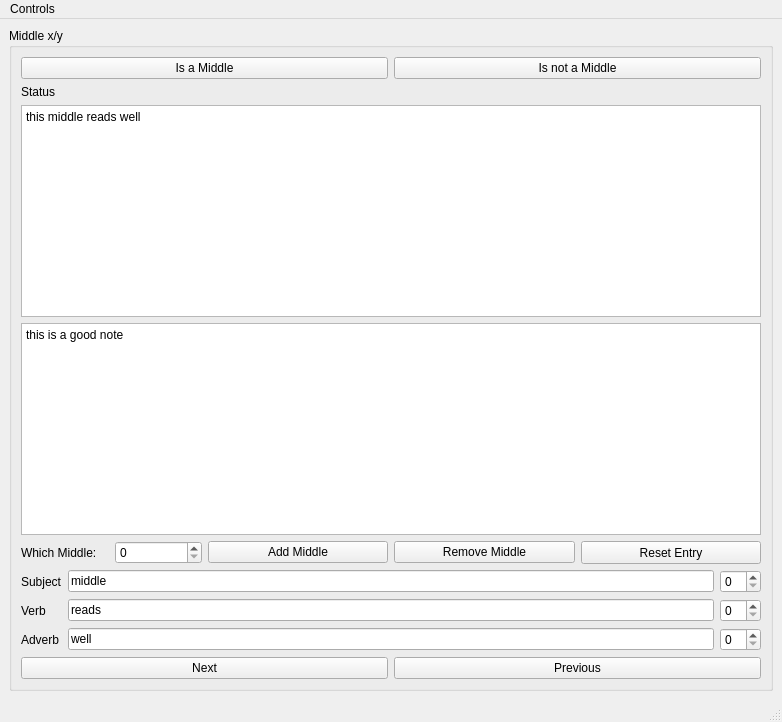
Before: the Qt Designer form middles_main.ui in beaudrychase/middles_editor, drawn with Qt 5.
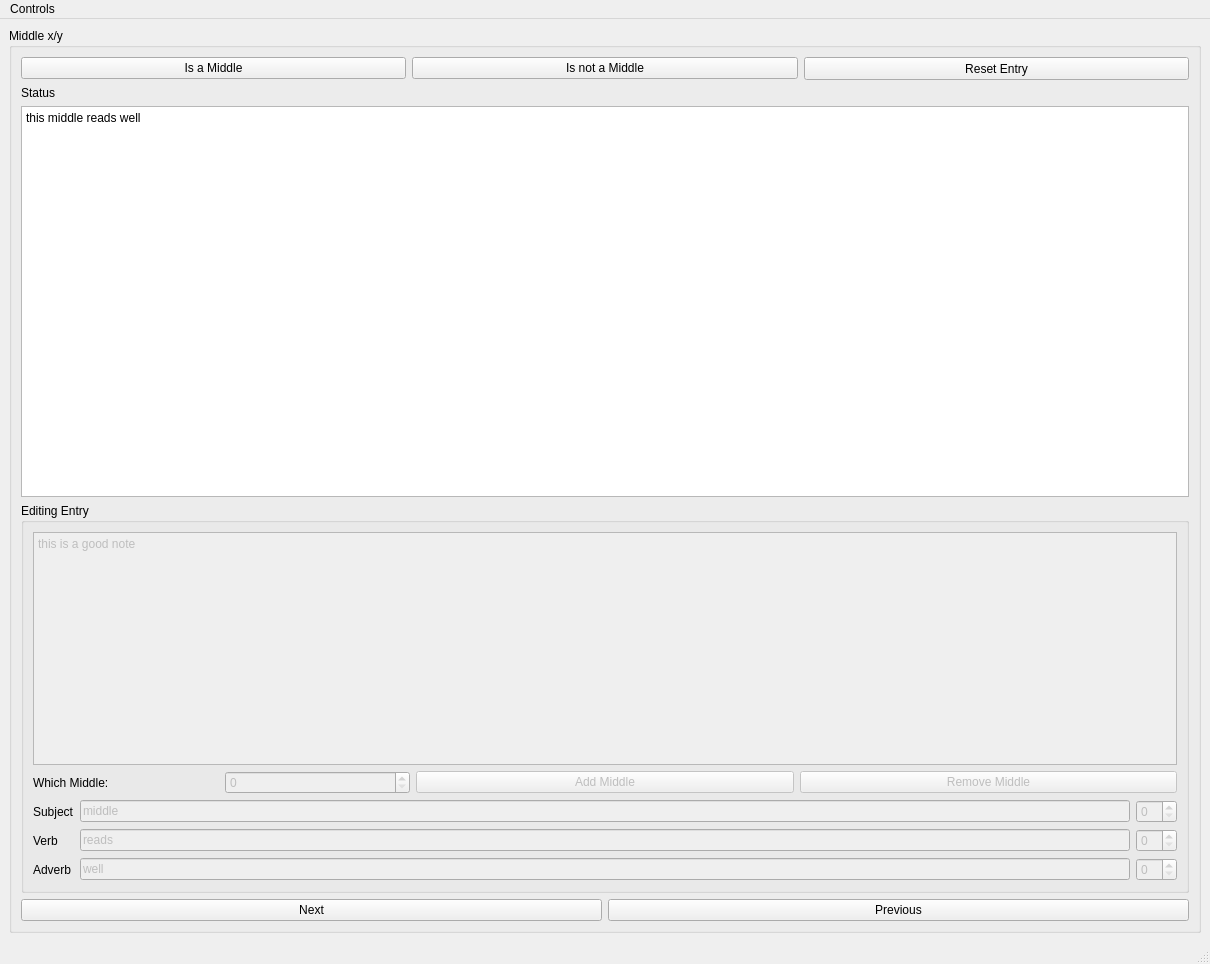
After: the same form once the commit is applied.

Commit message: Added some logic to the button presses. There is still no back end though

Diff of the .ui file:
```diff
--- a/middles_main.ui
+++ b/middles_main.ui
@@ -6,15 +6,15 @@
    <rect>
     <x>0</x>
     <y>0</y>
-    <width>782</width>
-    <height>722</height>
+    <width>1210</width>
+    <height>964</height>
    </rect>
   </property>
   <property name="windowTitle">
    <string>MainWindow</string>
   </property>
   <widget class="QWidget" name="centralwidget">
-   <layout class="QVBoxLayout" name="verticalLayout">
+   <layout class="QVBoxLayout" name="verticalLayout_3">
     <item>
      <widget class="QGroupBox" name="groupBox">
       <property name="title">
@@ -43,6 +43,25 @@
            </property>
           </widget>
          </item>
+         <item>
+          <widget class="QPushButton" name="reset_entry_button">
+           <property name="minimumSize">
+            <size>
+             <width>0</width>
+             <height>23</height>
+            </size>
+           </property>
+           <property name="toolTip">
+            <string>&lt;html&gt;&lt;head/&gt;&lt;body&gt;&lt;p&gt;Resets this entry to how it was before you started editing it. Marks it unaccounted for&lt;/p&gt;&lt;/body&gt;&lt;/html&gt;</string>
+           </property>
+           <property name="styleSheet">
+            <string notr="true">font: 18pt &quot;Sans Serif&quot;;</string>
+           </property>
+           <property name="text">
+            <string>Reset Entry</string>
+           </property>
+          </widget>
+         </item>
         </layout>
        </item>
        <item>
@@ -67,7 +86,28 @@
         </widget>
        </item>
        <item>
+        <widget class="QGroupBox" name="editing_entry_box">
+         <property name="enabled">
+          <bool>true</bool>
+         </property>
+         <property name="focusPolicy">
+          <enum>Qt::WheelFocus</enum>
+         </property>
+         <property name="title">
+          <string>Editing Entry</string>
+         </property>
+         <property name="flat">
+          <bool>false</bool>
+         </property>
+         <property name="checkable">
+          <bool>false</bool>
+         </property>
+         <layout class="QVBoxLayout" name="verticalLayout">
+          <item>
         <widget class="QPlainTextEdit" name="note_editor">
+            <property name="enabled">
+             <bool>false</bool>
+            </property>
          <property name="styleSheet">
           <string notr="true">font: 10pt &quot;Sans Serif&quot;;</string>
          </property>
@@ -88,12 +128,25 @@
             </widget>
            </item>
            <item>
-            <widget class="QSpinBox" name="which_middle_spin_box"/>
+               <widget class="QSpinBox" name="which_middle_spin_box">
+                <property name="enabled">
+                 <bool>false</bool>
+                </property>
+                <property name="toolTip">
+                 <string>&lt;html&gt;&lt;head/&gt;&lt;body&gt;&lt;p&gt;Select which middle to view, if there are multiple middles in this sentence&lt;/p&gt;&lt;/body&gt;&lt;/html&gt;</string>
+                </property>
+               </widget>
            </item>
           </layout>
          </item>
          <item>
           <widget class="QPushButton" name="add_middle_button">
+              <property name="enabled">
+               <bool>false</bool>
+              </property>
+              <property name="toolTip">
+               <string>&lt;html&gt;&lt;head/&gt;&lt;body&gt;&lt;p&gt;If you see another middle in this sentence, add it then fill out the fields.&lt;/p&gt;&lt;/body&gt;&lt;/html&gt;</string>
+              </property>
            <property name="text">
             <string>Add Middle</string>
            </property>
@@ -101,6 +154,12 @@
          </item>
          <item>
           <widget class="QPushButton" name="remove_middle_button">
+              <property name="enabled">
+               <bool>false</bool>
+              </property>
+              <property name="toolTip">
+               <string>&lt;html&gt;&lt;head/&gt;&lt;body&gt;&lt;p&gt;If there are too many middles listed for this entry, this will delete the one currently viewed&lt;/p&gt;&lt;/body&gt;&lt;/html&gt;</string>
+              </property>
            <property name="text">
             <string>Remove Middle</string>
            </property>
@@ -112,19 +171,6 @@
            </property>
           </widget>
          </item>
-         <item>
-          <widget class="QPushButton" name="reset_entry_button">
-           <property name="minimumSize">
-            <size>
-             <width>0</width>
-             <height>23</height>
-            </size>
-           </property>
-           <property name="text">
-            <string>Reset Entry</string>
-           </property>
-          </widget>
-         </item>
         </layout>
        </item>
        <item>
@@ -152,16 +198,26 @@
          </item>
          <item row="0" column="1">
           <widget class="QLineEdit" name="subject_line_edit">
+              <property name="enabled">
+               <bool>false</bool>
+              </property>
            <property name="text">
             <string>middle</string>
            </property>
           </widget>
          </item>
          <item row="0" column="2">
-          <widget class="QSpinBox" name="subject_spin_box"/>
+             <widget class="QSpinBox" name="subject_spin_box">
+              <property name="enabled">
+               <bool>false</bool>
+              </property>
+             </widget>
          </item>
          <item row="1" column="1">
           <widget class="QLineEdit" name="verb_line_edit">
+              <property name="enabled">
+               <bool>false</bool>
+              </property>
            <property name="text">
             <string>reads</string>
            </property>
@@ -169,18 +225,32 @@
          </item>
          <item row="2" column="1">
           <widget class="QLineEdit" name="adverb_line_edit">
+              <property name="enabled">
+               <bool>false</bool>
+              </property>
            <property name="text">
             <string>well</string>
            </property>
           </widget>
          </item>
          <item row="1" column="2">
-          <widget class="QSpinBox" name="verb_spin_box"/>
+             <widget class="QSpinBox" name="verb_spin_box">
+              <property name="enabled">
+               <bool>false</bool>
+              </property>
+             </widget>
          </item>
          <item row="2" column="2">
-          <widget class="QSpinBox" name="adverb_spin_box"/>
-         </item>
-        </layout>
+             <widget class="QSpinBox" name="adverb_spin_box">
+              <property name="enabled">
+               <bool>false</bool>
+              </property>
+             </widget>
+            </item>
+           </layout>
+          </item>
+         </layout>
+        </widget>
        </item>
        <item>
         <layout class="QHBoxLayout" name="horizontalLayout">
@@ -228,7 +298,7 @@
     <rect>
      <x>0</x>
      <y>0</y>
-     <width>782</width>
+     <width>1210</width>
      <height>20</height>
     </rect>
    </property>
```
Left out of the diff: 632 changed lines with no effect on the pictures. Lines whose indentation alone changed are shown as unchanged. The commit also changes 1 other file.
